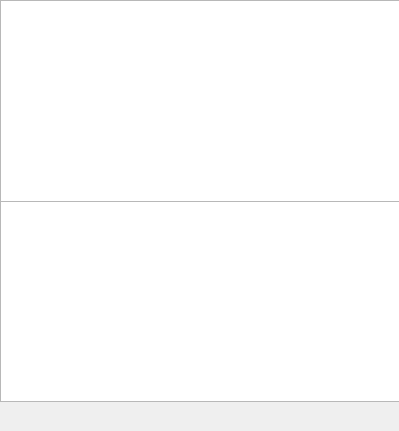
Qt form form/statisticwidget.ui (Codingboy/neo) before a commit.
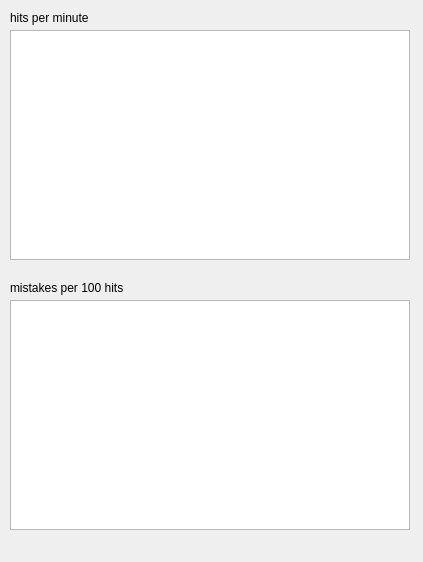
The same form after that commit.

Patch:
```diff
--- a/form/statisticwidget.ui
+++ b/form/statisticwidget.ui
@@ -6,8 +6,8 @@
    <rect>
     <x>0</x>
     <y>0</y>
-    <width>399</width>
-    <height>431</height>
+    <width>423</width>
+    <height>562</height>
    </rect>
   </property>
   <property name="windowTitle">
@@ -16,28 +16,28 @@
   <widget class="QGraphicsView" name="plot2">
    <property name="geometry">
     <rect>
-     <x>0</x>
-     <y>200</y>
+     <x>10</x>
+     <y>300</y>
      <width>400</width>
-     <height>202</height>
+     <height>230</height>
     </rect>
    </property>
   </widget>
   <widget class="QGraphicsView" name="plot">
    <property name="geometry">
     <rect>
-     <x>0</x>
-     <y>0</y>
+     <x>10</x>
+     <y>30</y>
      <width>400</width>
-     <height>202</height>
+     <height>230</height>
     </rect>
    </property>
   </widget>
   <widget class="QWidget" name="horizontalLayoutWidget">
    <property name="geometry">
     <rect>
-     <x>0</x>
-     <y>400</y>
+     <x>10</x>
+     <y>530</y>
      <width>401</width>
      <height>31</height>
     </rect>
@@ -84,6 +84,26 @@
       </property>
      </widget>
     </item>
+    <item>
+     <spacer name="horizontalSpacer_4">
+      <property name="orientation">
+       <enum>Qt::Horizontal</enum>
+      </property>
+      <property name="sizeHint" stdset="0">
+       <size>
+        <width>40</width>
+        <height>20</height>
+       </size>
+      </property>
+     </spacer>
+    </item>
+    <item>
+     <widget class="QLabel" name="finger8">
+      <property name="text">
+       <string/>
+      </property>
+     </widget>
+    </item>
     <item>
      <spacer name="horizontalSpacer">
       <property name="orientation">
@@ -140,6 +160,32 @@
     </item>
    </layout>
   </widget>
+  <widget class="QLabel" name="label">
+   <property name="geometry">
+    <rect>
+     <x>10</x>
+     <y>10</y>
+     <width>91</width>
+     <height>16</height>
+    </rect>
+   </property>
+   <property name="text">
+    <string>hits per minute</string>
+   </property>
+  </widget>
+  <widget class="QLabel" name="label_2">
+   <property name="geometry">
+    <rect>
+     <x>10</x>
+     <y>280</y>
+     <width>121</width>
+     <height>16</height>
+    </rect>
+   </property>
+   <property name="text">
+    <string>mistakes per 100 hits</string>
+   </property>
+  </widget>
  </widget>
  <resources/>
  <connections/>
```
